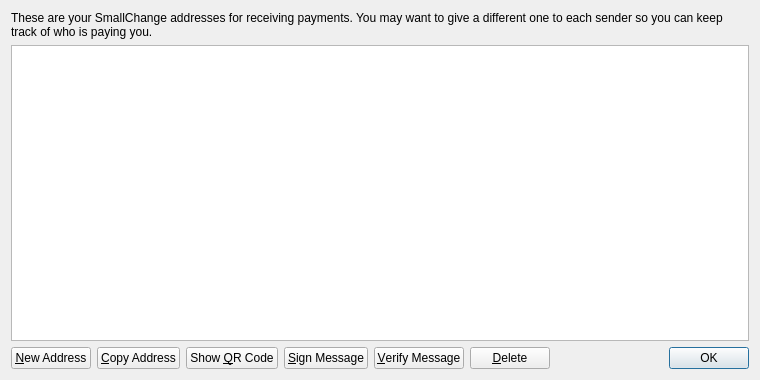
Old version of the form src/qt/forms/addressbookpage.ui in the repository pr43unknown/kakacocoin.
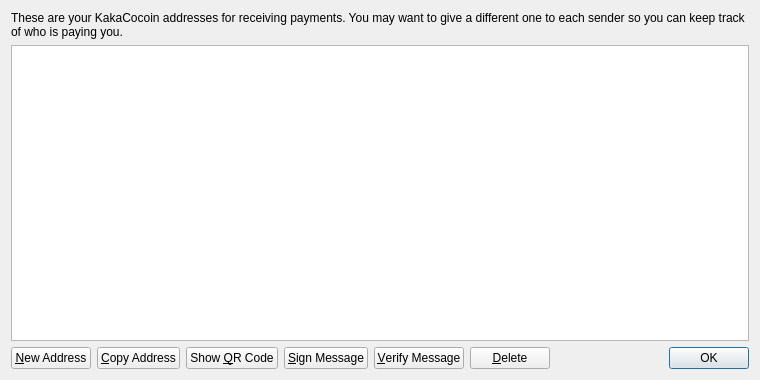
New version of the form. Icons and pictures are not drawn.

Diff of the .ui file:
```diff
--- a/src/qt/forms/addressbookpage.ui
+++ b/src/qt/forms/addressbookpage.ui
@@ -17,7 +17,7 @@
    <item>
     <widget class="QLabel" name="labelExplanation">
      <property name="text">
-      <string>These are your SmallChange addresses for receiving payments. You may want to give a different one to each sender so you can keep track of who is paying you.</string>
+      <string>These are your KakaCocoin addresses for receiving payments. You may want to give a different one to each sender so you can keep track of who is paying you.</string>
      </property>
      <property name="textFormat">
       <enum>Qt::PlainText</enum>
```
